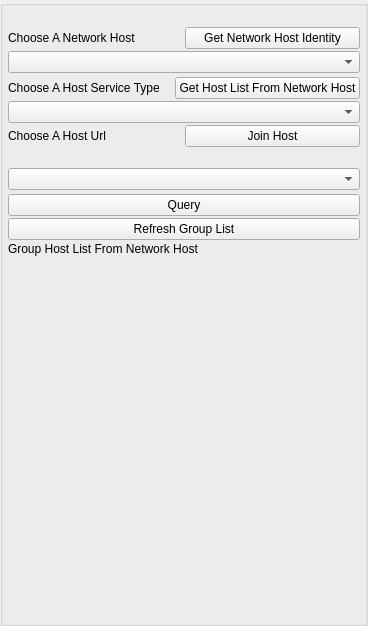
Above: AppsSrc/CommonSrc/Forms/AppletTestHostClient.ui from brettrjones-github/nolimitconnect before the change. Below: the same form after it.
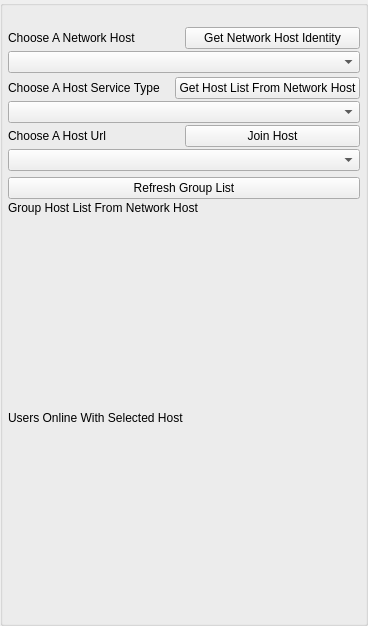
That is the form after the change. Custom widgets are drawn as their Qt base class.

Commit message: Query Host List from Network Host is code complete (maybe)

Patch:
```diff
--- a/AppsSrc/CommonSrc/Forms/AppletTestHostClient.ui
+++ b/AppsSrc/CommonSrc/Forms/AppletTestHostClient.ui
@@ -132,46 +132,15 @@
         </item>
        </layout>
       </item>
-      <item>
-       <widget class="QLabel" name="m_HostedStatusLabel">
-        <property name="font">
-         <font>
-          <pointsize>10</pointsize>
-         </font>
-        </property>
-        <property name="text">
-         <string/>
-        </property>
-       </widget>
-      </item>
-      <item>
-       <widget class="IdentWidget" name="m_HostIeddentWidget" native="true"/>
-      </item>
       <item>
        <widget class="QComboBox" name="m_HostListUrlComboBox"/>
       </item>
+      <item>
+       <widget class="IdentWidget" name="m_HostedIdentWidget" native="true"/>
+      </item>
       <item>
        <widget class="HostedPluginWidget" name="m_HostedPluginWidget" native="true"/>
       </item>
-      <item>
-       <widget class="QPushButton" name="m_QueryButton">
-        <property name="sizePolicy">
-         <sizepolicy hsizetype="Minimum" vsizetype="Preferred">
-          <horstretch>0</horstretch>
-          <verstretch>0</verstretch>
-         </sizepolicy>
-        </property>
-        <property name="minimumSize">
-         <size>
-          <width>0</width>
-          <height>0</height>
-         </size>
-        </property>
-        <property name="text">
-         <string>Query</string>
-        </property>
-       </widget>
-      </item>
       <item>
        <widget class="QPushButton" name="m_RefreshListButton">
         <property name="text">
@@ -187,7 +156,24 @@
        </widget>
       </item>
       <item>
-       <widget class="GuiHostedListWidget" name="m_HostListWidget" native="true">
+       <widget class="GuiHostedListWidget" name="m_GuiHostedListWidget" native="true">
+        <property name="sizePolicy">
+         <sizepolicy hsizetype="Expanding" vsizetype="Expanding">
+          <horstretch>0</horstretch>
+          <verstretch>0</verstretch>
+         </sizepolicy>
+        </property>
+       </widget>
+      </item>
+      <item>
+       <widget class="QLabel" name="label_2">
+        <property name="text">
+         <string>Users Online With Selected Host</string>
+        </property>
+       </widget>
+      </item>
+      <item>
+       <widget class="GuiUserListWidget" name="m_GuiUserListWidget" native="true">
         <property name="sizePolicy">
          <sizepolicy hsizetype="Expanding" vsizetype="Expanding">
           <horstretch>0</horstretch>
@@ -220,6 +206,12 @@
    <header>GuiHostedListWidget.h</header>
    <container>1</container>
   </customwidget>
+  <customwidget>
+   <class>GuiUserListWidget</class>
+   <extends>QWidget</extends>
+   <header>GuiUserListWidget.h</header>
+   <container>1</container>
+  </customwidget>
  </customwidgets>
  <resources/>
  <connections/>
```
The commit also changes 12 other files.
